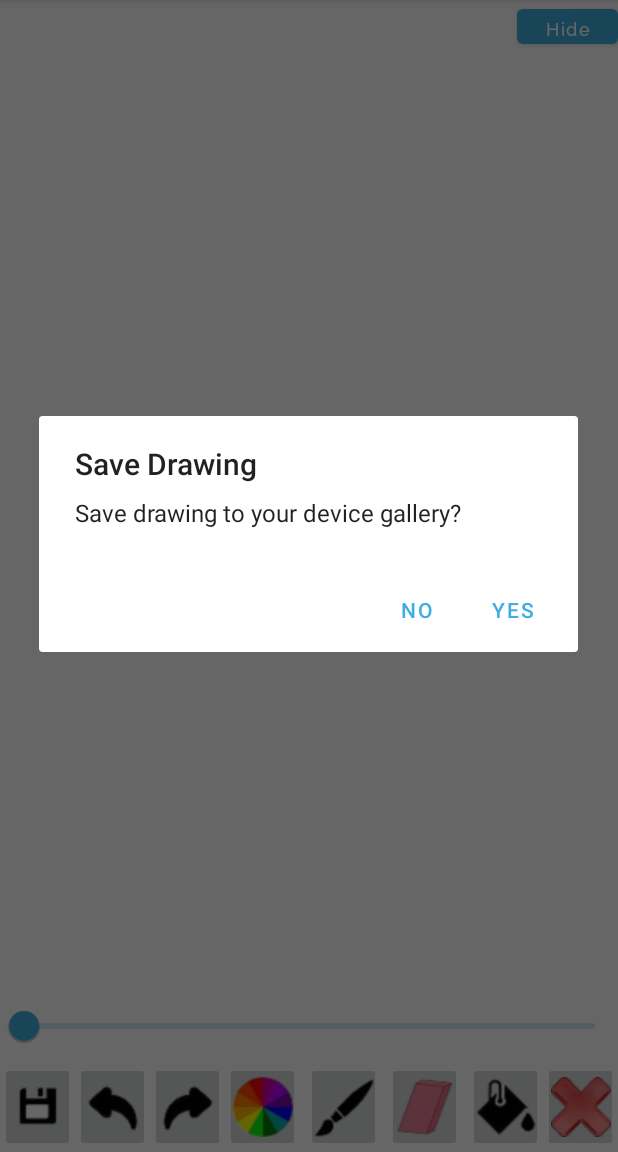
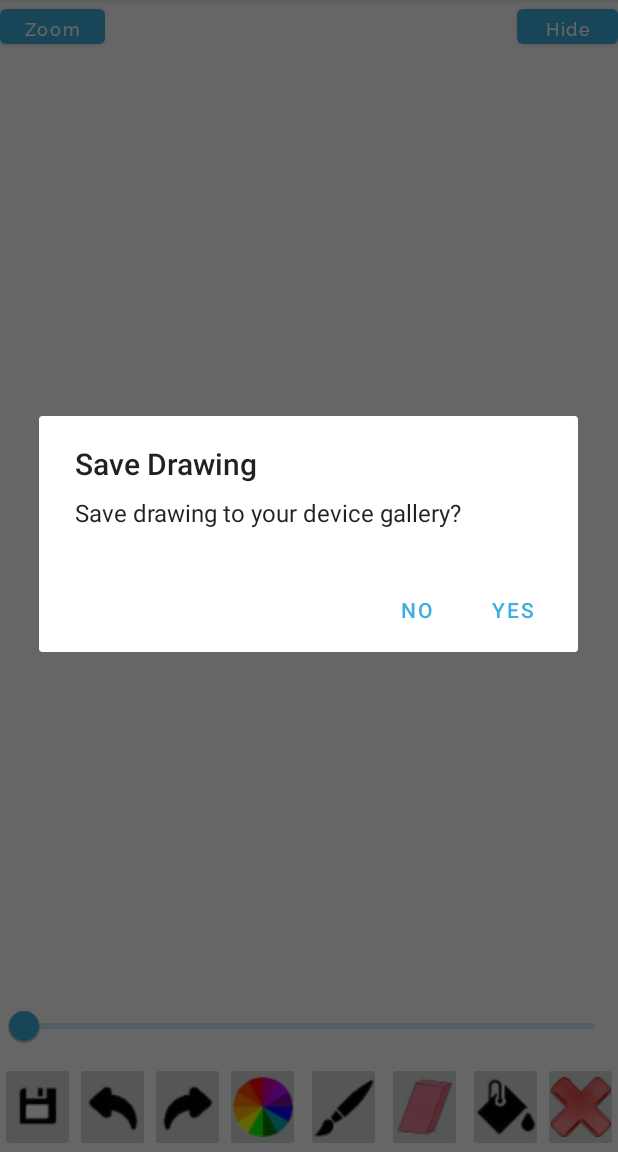
Before and after one commit to danielvnguyen/SketchApp, an Android app: the SketchScreen screen opened directly, with no data from a screen before it, after a tap on an icon or button, on a phone screen of 412 x 824 dp, the part 84-1236 px from its top. Run offline under Robolectric (Android 15) with nearby library versions, the phone set to English and light mode, and no system bars; libraries missing offline, so code that uses them is left out: com.jaredrummler.android; Roboto replaces fonts that are not available here.

Commit message:
added zoom button to SketchScreen; fresh state

```diff
--- a/app/src/main/java/com/example/sketchapp/Model/DrawView.java
+++ b/app/src/main/java/com/example/sketchapp/model/DrawView.java
@@ -1,4 +1,4 @@
-package com.example.sketchapp.Model;
+package com.example.sketchapp.model;
 
 import android.annotation.SuppressLint;
 import android.content.Context;
@@ -9,7 +9,6 @@ import android.graphics.Paint;
 import android.graphics.Path;
 import android.util.AttributeSet;
 import android.view.MotionEvent;
-import android.view.ScaleGestureDetector;
 import android.view.View;
 import java.util.ArrayList;
 
@@ -38,10 +37,7 @@ public class DrawView extends View {
     private int backgroundColour;
     private boolean isEraser = false;
 
-    private static final float MIN_ZOOM = 1f;
-    private static final float MAX_ZOOM = 5f;
-    private float scaleFactor = 1f;
-    private final ScaleGestureDetector detector;
+    //----------------------------------------------------------------------------------------------
 
     public DrawView(Context context) {
         this(context, null);
@@ -59,18 +55,6 @@ public class DrawView extends View {
         mPaint.setStrokeCap(Paint.Cap.ROUND);
         mPaint.setAlpha(0xff);
         backgroundColour = Color.WHITE;
-
-        detector = new ScaleGestureDetector(getContext(), new ScaleListener());
-    }
-
-    private class ScaleListener extends ScaleGestureDetector.SimpleOnScaleGestureListener {
-        @Override
-        public boolean onScale(ScaleGestureDetector detector) {
-            scaleFactor *= detector.getScaleFactor();
-            scaleFactor = Math.max(MIN_ZOOM, Math.min(scaleFactor, MAX_ZOOM));
-            invalidate();
-            return true;
-        }
     }
 
     @Override
@@ -91,9 +75,8 @@ public class DrawView extends View {
     @Override
     protected void onDraw(Canvas canvas) {
         super.onDraw(canvas);
+
         canvas.save();
-
-        canvas.scale(scaleFactor, scaleFactor);
         canvas.drawBitmap(mBitmap, 0, 0, mBitmapPaint);
 
         mCanvas.drawColor(backgroundColour);
@@ -108,6 +91,7 @@ public class DrawView extends View {
             mCanvas.drawPath(currentPath.path, mPaint);
             invalidate();
         }
+
         canvas.restore();
     }
 
@@ -164,21 +148,17 @@ public class DrawView extends View {
     @SuppressLint("ClickableViewAccessibility")
     @Override
     public boolean onTouchEvent(MotionEvent event) {
-        detector.onTouchEvent(event);
         float x = event.getX();
         float y = event.getY();
 
         if (event.getAction() == MotionEvent.ACTION_DOWN) {
             touchStart(x, y);
-            invalidate();
         }
         else if (event.getAction() == MotionEvent.ACTION_MOVE) {
             touchMove(x, y);
-            invalidate();
         }
         else if (event.getAction() == MotionEvent.ACTION_UP) {
             touchUp();
-            invalidate();
         }
 
         invalidate();
--- a/app/src/main/java/com/example/sketchapp/Model/Stroke.java
+++ b/app/src/main/java/com/example/sketchapp/model/Stroke.java
@@ -1,4 +1,4 @@
-package com.example.sketchapp.Model;
+package com.example.sketchapp.model;
 
 import android.graphics.Path;
 
--- a/app/src/main/java/com/example/sketchapp/UI/InfoScreen.java
+++ b/app/src/main/java/com/example/sketchapp/ui/InfoScreen.java
@@ -1,4 +1,4 @@
-package com.example.sketchapp.UI;
+package com.example.sketchapp.ui;
 
 import androidx.appcompat.app.AppCompatActivity;
 
--- a/app/src/main/java/com/example/sketchapp/UI/MainMenu.java
+++ b/app/src/main/java/com/example/sketchapp/ui/MainMenu.java
@@ -1,4 +1,4 @@
-package com.example.sketchapp.UI;
+package com.example.sketchapp.ui;
 
 import androidx.appcompat.app.AppCompatActivity;
 import android.content.Context;
--- a/app/src/main/java/com/example/sketchapp/UI/SketchScreen.java
+++ b/app/src/main/java/com/example/sketchapp/ui/SketchScreen.java
@@ -1,7 +1,6 @@
-package com.example.sketchapp.UI;
+package com.example.sketchapp.ui;
 
 import androidx.appcompat.app.AppCompatActivity;
-
 import android.app.AlertDialog;
 import android.content.ContentValues;
 import android.content.Context;
@@ -16,7 +15,7 @@ import android.view.MenuItem;
 import android.view.View;
 import android.widget.Button;
 import android.widget.ImageButton;
-import com.example.sketchapp.Model.DrawView;
+import com.example.sketchapp.model.DrawView;
 import com.example.sketchapp.R;
 import com.google.android.material.slider.RangeSlider;
 import java.io.OutputStream;
@@ -50,12 +49,14 @@ public class SketchScreen extends AppCompatActivity implements ColorPickerDialog
     private int currentColour;
     private MediaPlayer buttonSound;
     private Button hideBtn;
+    private Button zoomBtn;
     private boolean toolsHidden = false;
     private int widthValue;
     private int heightValue;
     private boolean isExtras;
     private static final int DIALOG_ID = 0;
     private boolean isBackground;
+    public static boolean isZoom = false;
 
     @Override
     protected void onCreate(Bundle savedInstanceState) {
@@ -75,6 +76,7 @@ public class SketchScreen extends AppCompatActivity implements ColorPickerDialog
         bucketBtn = findViewById(R.id.bucketBtn);
         clearBtn = findViewById(R.id.clearBtn);
         redoBtn = findViewById(R.id.redoBtn);
+        zoomBtn = findViewById(R.id.zoom_btn);
 
         backgroundColour = Color.WHITE;
         currentColour = Color.BLACK;
@@ -98,6 +100,18 @@ public class SketchScreen extends AppCompatActivity implements ColorPickerDialog
     }
 
     private void setUpButtons() {
+        zoomBtn.setOnClickListener(view -> {
+            buttonSound.start();
+            if (isZoom) {
+                isZoom = false;
+                zoomBtn.setText(R.string.zoom);
+            }
+            else {
+                isZoom = true;
+                zoomBtn.setText(R.string.done);
+            }
+        });
+
         redoBtn.setOnClickListener(view -> {
             buttonSound.start();
             paint.redo();
--- a/app/src/main/java/com/example/sketchapp/UI/WelcomeScreen.java
+++ b/app/src/main/java/com/example/sketchapp/ui/WelcomeScreen.java
@@ -1,4 +1,4 @@
-package com.example.sketchapp.UI;
+package com.example.sketchapp.ui;
 
 import androidx.appcompat.app.AppCompatActivity;
 import android.os.Bundle;
--- a/app/src/main/res/layout/activity_info_screen.xml
+++ b/app/src/main/res/layout/activity_info_screen.xml
@@ -5,7 +5,7 @@
     android:layout_width="match_parent"
     android:layout_height="match_parent"
     android:background = "@color/blue"
-    tools:context=".UI.InfoScreen">
+    tools:context=".ui.InfoScreen">
 
 
     <TextView
--- a/app/src/main/res/layout/activity_main_menu.xml
+++ b/app/src/main/res/layout/activity_main_menu.xml
@@ -5,7 +5,7 @@
     android:layout_width="match_parent"
     android:layout_height="match_parent"
     android:background="@color/blue"
-    tools:context=".UI.MainMenu">
+    tools:context=".ui.MainMenu">
 
     <Button
         android:id="@+id/sketchBtn"
--- a/app/src/main/res/layout/activity_sketch_screen.xml
+++ b/app/src/main/res/layout/activity_sketch_screen.xml
@@ -6,10 +6,9 @@
     android:layout_width="match_parent"
     android:layout_height="match_parent"
     android:background="@color/light_gray"
-    tools:context=".UI.SketchScreen">
+    tools:context=".ui.SketchScreen">
 
-
-    <com.example.sketchapp.Model.DrawView
+    <com.example.sketchapp.model.DrawView
         android:id="@+id/draw_view"
         android:layout_width="wrap_content"
         android:layout_height="wrap_content"
@@ -126,4 +125,16 @@
         app:layout_constraintTop_toTopOf="parent"
         tools:ignore="TextContrastCheck" />
 
+    <Button
+        android:id="@+id/zoom_btn"
+        android:layout_width="70dp"
+        android:layout_height="35dp"
+        android:fontFamily="@font/raleway_medium"
+        android:text="@string/zoom"
+        android:textAllCaps="false"
+        android:textSize="12sp"
+        app:layout_constraintStart_toStartOf="parent"
+        app:layout_constraintTop_toTopOf="parent"
+        tools:ignore="TextContrastCheck" />
+
 </androidx.constraintlayout.widget.ConstraintLayout>
--- a/app/src/main/res/layout/welcome_screen.xml
+++ b/app/src/main/res/layout/welcome_screen.xml
@@ -5,7 +5,7 @@
     android:layout_width="match_parent"
     android:layout_height="match_parent"
     android:background="@color/dark_gray"
-    tools:context=".UI.WelcomeScreen">
+    tools:context=".ui.WelcomeScreen">
 
     <TextView
         android:id="@+id/welcome_screen_title"
--- a/app/src/main/res/values/strings.xml
+++ b/app/src/main/res/values/strings.xml
@@ -35,4 +35,6 @@
     <string name="hide">Hide</string>
     <string name="show">Show</string>
     <string name="choose_width_height">Set Canvas Width/Height: \n<br/>(Or Leave Them Blank)</string>
+    <string name="zoom">Zoom</string>
+    <string name="done">Done</string>
 </resources>
```
Also changed, not shown: app/src/main/AndroidManifest.xml (+4 -4 lines).
